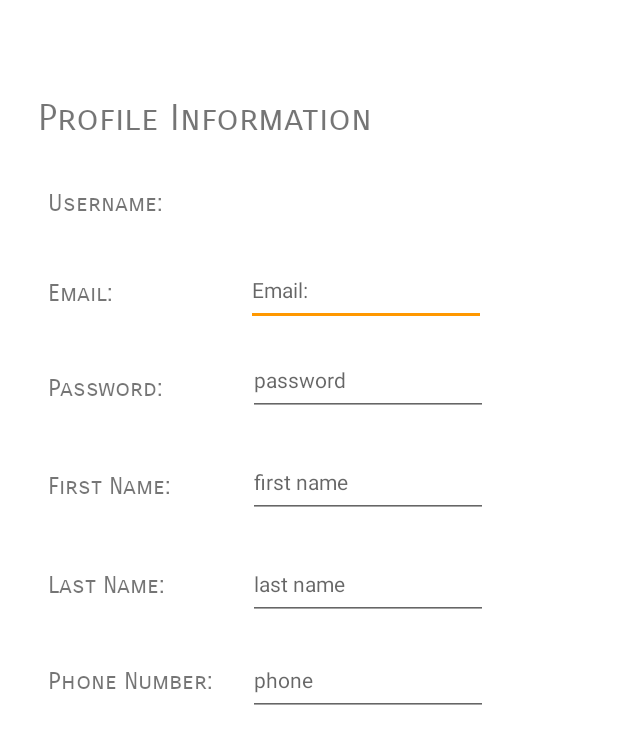
After one commit to bengisugelin/PunchMyTime, an Android app: the ProfileInfoActivity screen opened directly, with no data from a screen before it, on a phone screen of 412 x 824 dp. The commit adds this screen. Shown: the top 744 px of the screen. Run offline under Robolectric (Android 15) with nearby library versions, the phone set to English and light mode, and no system bars; 4 statements that could not run were skipped.

Commit message:
Profile activity has been created. User profile info are passed from DB

```diff
--- a/app/src/main/AndroidManifest.xml
+++ b/app/src/main/AndroidManifest.xml
@@ -12,6 +12,9 @@
         android:supportsRtl="true"
         android:theme="@style/Theme.PunchMyTimeBGV01"
         tools:targetApi="31">
+        <activity
+            android:name=".ProfileInfoActivity"
+            android:exported="false" />
         <activity
             android:name=".SplashActivity"
             android:exported="true">
--- a/app/src/main/java/com/example/punchmytimebgv01/DatabaseHelper.java
+++ b/app/src/main/java/com/example/punchmytimebgv01/DatabaseHelper.java
@@ -5,8 +5,6 @@ import android.content.Context;
 import android.database.Cursor;
 import android.database.sqlite.SQLiteDatabase;
 import android.database.sqlite.SQLiteOpenHelper;
-import android.database.sqlite.SQLiteStatement;
-import android.widget.EditText;
 import android.widget.Toast;
 
 import androidx.annotation.Nullable;
@@ -87,7 +85,7 @@ public class DatabaseHelper extends SQLiteOpenHelper {
     }//end of adduser
 
 
-    public List<UserModel> checkUserLoginCredientials(String username){
+    public List<UserModel> getAllData(String username){
 
         List<UserModel> retunList = new ArrayList<>();
 
@@ -124,6 +122,7 @@ public class DatabaseHelper extends SQLiteOpenHelper {
 
         return retunList;
 
-    }
+    }//end of checkUserLogin
+
 
 }
--- a/app/src/main/java/com/example/punchmytimebgv01/HomePageActivity.java
+++ b/app/src/main/java/com/example/punchmytimebgv01/HomePageActivity.java
@@ -75,6 +75,7 @@ public class HomePageActivity extends AppCompatActivity implements NavigationVie
             startActivity(goToAddNewHours);
 
         });
+
     }
 
     public void onBackpressed(){
@@ -94,11 +95,20 @@ public class HomePageActivity extends AppCompatActivity implements NavigationVie
             case R.id.home:
                 break;
             case R.id.Logout:
-                Intent intent = new Intent(HomePageActivity.this, MainActivity.class);
-                startActivity(intent);
+                Intent logoutIntent = new Intent(HomePageActivity.this, MainActivity.class);
+                startActivity(logoutIntent);
                 break;
             case R.id.profile:
-                Toast.makeText(this, "Add profile activity", Toast.LENGTH_SHORT).show();
+                Intent ProfileIntent = new Intent(HomePageActivity.this, ProfileInfoActivity.class);
+
+                //to export the username to the home page
+                Bundle bundle = getIntent().getExtras();
+                String username = bundle.getString("USERNAME", "mate");
+                Bundle usernameBundle = new Bundle();
+                bundle.putString("USERNAME", username);
+                ProfileIntent.putExtras(bundle);
+
+                startActivity(ProfileIntent);
 
         }
         return true;
--- a/app/src/main/java/com/example/punchmytimebgv01/MainActivity.java
+++ b/app/src/main/java/com/example/punchmytimebgv01/MainActivity.java
@@ -3,15 +3,13 @@ package com.example.punchmytimebgv01;
 import androidx.appcompat.app.AppCompatActivity;
 
 import android.content.Intent;
+import android.content.SharedPreferences;
 import android.os.Bundle;
-import android.util.Log;
 import android.view.View;
 import android.widget.Button;
 import android.widget.EditText;
 import android.widget.TextView;
 import android.widget.Toast;
-
-import org.w3c.dom.Text;
 
 import java.util.List;
 
@@ -27,9 +25,8 @@ public class MainActivity extends AppCompatActivity {
     EditText usernameTxt;
     EditText passwordTxt;
 
-    //Defining Variables
-    String username;
-    String password;
+    SharedPreferences sharedPreferences;
+
 
     @Override
     protected void onCreate(Bundle savedInstanceState) {
@@ -77,7 +74,7 @@ public class MainActivity extends AppCompatActivity {
 
 
                     DatabaseHelper databaseHelper = new DatabaseHelper(MainActivity.this);
-                    List<UserModel> user = databaseHelper.checkUserLoginCredientials(username);
+                    List<UserModel> user = databaseHelper.getAllData(username);
 
                     //Toast.makeText(this, user.toString(), Toast.LENGTH_SHORT).show();
 
@@ -111,6 +108,7 @@ public class MainActivity extends AppCompatActivity {
 
 
 
+
         });
 
 
--- /dev/null
+++ b/app/src/main/java/com/example/punchmytimebgv01/ProfileInfoActivity.java
@@ -0,0 +1,71 @@
+package com.example.punchmytimebgv01;
+
+import androidx.appcompat.app.AppCompatActivity;
+
+import android.annotation.SuppressLint;
+import android.os.Bundle;
+import android.widget.EditText;
+import android.widget.TextView;
+
+import java.util.List;
+
+public class ProfileInfoActivity extends AppCompatActivity {
+
+    TextView username;
+    @SuppressLint("MissingInflatedId")
+    EditText email;
+    EditText password;
+    EditText firstname;
+    EditText lastname;
+    EditText phonenumber;
+    @SuppressLint("MissingInflatedId")
+    @Override
+    protected void onCreate(Bundle savedInstanceState) {
+        super.onCreate(savedInstanceState);
+        setContentView(R.layout.activity_profile_info);
+
+        username=findViewById(R.id.txtProfileUsername);
+        email = findViewById(R.id.editTextProfileEmail);
+        password=findViewById(R.id.editTextProfilePassword);
+        firstname=findViewById(R.id.editTextProfilefisrtname);
+        lastname=findViewById(R.id.editTextProfilelastName);
+        phonenumber=findViewById(R.id.editTextProfilephone);
+
+
+        Bundle bundle = getIntent().getExtras();
+        String usernamePassed = bundle.getString("USERNAME", "mate");
+
+        DatabaseHelper databaseHelper = new DatabaseHelper(ProfileInfoActivity.this);
+        List<UserModel> user = databaseHelper.getAllData(usernamePassed);
+
+
+        String usernameFromDB="";
+        String emailFromDB="";
+        String passwordFromDB="";
+        String firstnameFromDB="";
+        String lastnameFromDB="";
+        String phoneFromDB="";
+
+
+
+        for (int i = 0; i<user.size(); i++){
+            if(user.get(i).getUsername().toString().equals(usernamePassed)){
+                usernameFromDB = user.get(i).getUsername().toString();
+                emailFromDB = user.get(i).getEmail().toString();
+                passwordFromDB = user.get(i).getPassword().toString().trim();
+                firstnameFromDB=user.get(i).getName().toString();
+                lastnameFromDB=user.get(i).getSurname().toString();
+                phoneFromDB=user.get(i).getPhoneNumber().toString();
+            }
+        }//end of for loop
+
+        username.setText(usernameFromDB);
+        email.setText(emailFromDB);
+        password.setText(passwordFromDB);
+        firstname.setText(firstnameFromDB);
+        lastname.setText(lastnameFromDB);
+        phonenumber.setText(phoneFromDB);
+
+
+    }
+}
--- /dev/null
+++ b/app/src/main/res/layout/activity_profile_info.xml
@@ -0,0 +1,178 @@
+<?xml version="1.0" encoding="utf-8"?>
+<androidx.constraintlayout.widget.ConstraintLayout xmlns:android="http://schemas.android.com/apk/res/android"
+    xmlns:app="http://schemas.android.com/apk/res-auto"
+    xmlns:tools="http://schemas.android.com/tools"
+    android:layout_width="match_parent"
+    android:layout_height="match_parent"
+    tools:context=".ProfileInfoActivity">
+
+    <TextView
+        android:id="@+id/txtProfileTitle"
+        android:layout_width="wrap_content"
+        android:layout_height="wrap_content"
+        android:layout_marginTop="64dp"
+        android:fontFamily="sans-serif-smallcaps"
+        android:text="@string/txtProfileTitle"
+        android:textSize="24sp"
+        app:layout_constraintEnd_toEndOf="parent"
+        app:layout_constraintHorizontal_bias="0.135"
+        app:layout_constraintStart_toStartOf="parent"
+        app:layout_constraintTop_toTopOf="parent" />
+
+    <TextView
+        android:id="@+id/txtUsernameTitle"
+        android:layout_width="84dp"
+        android:layout_height="24dp"
+        android:layout_marginStart="32dp"
+        android:layout_marginTop="32dp"
+        android:fontFamily="sans-serif-smallcaps"
+        android:text="@string/txtusername"
+        android:textSize="16sp"
+        app:layout_constraintStart_toStartOf="parent"
+        app:layout_constraintTop_toBottomOf="@+id/txtProfileTitle" />
+
+    <TextView
+        android:id="@+id/txtProfileUsername"
+        android:layout_width="141dp"
+        android:layout_height="24dp"
+        android:layout_marginStart="48dp"
+        android:layout_marginTop="32dp"
+        app:layout_constraintStart_toEndOf="@+id/txtUsernameTitle"
+        app:layout_constraintTop_toBottomOf="@+id/txtProfileTitle" />
+
+    <EditText
+        android:id="@+id/editTextProfileEmail"
+        android:layout_width="wrap_content"
+        android:layout_height="wrap_content"
+        android:layout_marginStart="82dp"
+        android:layout_marginTop="20dp"
+        android:ems="10"
+        android:fontFamily="sans-serif"
+        android:hint="@string/txtProfileEmail"
+        android:inputType="textPersonName"
+        android:minHeight="48dp"
+        android:textSize="14sp"
+        app:layout_constraintStart_toEndOf="@+id/txtEmailTitle"
+        app:layout_constraintTop_toBottomOf="@+id/txtProfileUsername" />
+
+    <TextView
+        android:id="@+id/txtEmailTitle"
+        android:layout_width="50dp"
+        android:layout_height="25dp"
+        android:layout_marginStart="32dp"
+        android:layout_marginTop="36dp"
+        android:fontFamily="sans-serif-smallcaps"
+        android:text="@string/txtProfileEmail"
+        android:textSize="16sp"
+        app:layout_constraintStart_toStartOf="parent"
+        app:layout_constraintTop_toBottomOf="@+id/txtUsernameTitle" />
+
+    <EditText
+        android:id="@+id/editTextProfilePassword"
+        android:layout_width="wrap_content"
+        android:layout_height="wrap_content"
+        android:layout_marginStart="52dp"
+        android:layout_marginTop="12dp"
+        android:ems="10"
+        android:fontFamily="sans-serif"
+        android:hint="password"
+        android:inputType="textPersonName"
+        android:minHeight="48dp"
+        android:textSize="14sp"
+        app:layout_constraintStart_toEndOf="@+id/txtfirstNameTitle"
+        app:layout_constraintTop_toBottomOf="@+id/editTextProfileEmail" />
+
+    <TextView
+        android:id="@+id/txtPasswordTitle"
+        android:layout_width="87dp"
+        android:layout_height="26dp"
+        android:layout_marginStart="32dp"
+        android:layout_marginTop="40dp"
+        android:fontFamily="sans-serif-smallcaps"
+        android:text="@string/txtProfileFirstName"
+        android:textSize="16sp"
+        app:layout_constraintStart_toStartOf="parent"
+        app:layout_constraintTop_toBottomOf="@+id/txtfirstNameTitle" />
+
+    <TextView
+        android:id="@+id/txtfirstNameTitle"
+        android:layout_width="81dp"
+        android:layout_height="25dp"
+        android:layout_marginStart="32dp"
+        android:layout_marginTop="38dp"
+        android:fontFamily="sans-serif-smallcaps"
+        android:text="@string/txtProfilePassword"
+        android:textSize="16sp"
+        app:layout_constraintStart_toStartOf="parent"
+        app:layout_constraintTop_toBottomOf="@+id/txtEmailTitle" />
+
+    <EditText
+        android:id="@+id/editTextProfilefisrtname"
+        android:layout_width="wrap_content"
+        android:layout_height="wrap_content"
+        android:layout_marginStart="46dp"
+        android:layout_marginTop="20dp"
+        android:ems="10"
+        android:fontFamily="sans-serif"
+        android:hint="first name"
+        android:inputType="textPersonName"
+        android:minHeight="48dp"
+        android:textSize="14sp"
+        app:layout_constraintStart_toEndOf="@+id/txtPasswordTitle"
+        app:layout_constraintTop_toBottomOf="@+id/editTextProfilePassword" />
+
+    <TextView
+        android:id="@+id/txtLastNameTitle"
+        android:layout_width="89dp"
+        android:layout_height="24dp"
+        android:layout_marginStart="32dp"
+        android:layout_marginTop="40dp"
+        android:fontFamily="sans-serif-smallcaps"
+        android:text="@string/txtProfileLastName"
+        android:textSize="16sp"
+        app:layout_constraintStart_toStartOf="parent"
+        app:layout_constraintTop_toBottomOf="@+id/txtPasswordTitle" />
+
+    <EditText
+        android:id="@+id/editTextProfilelastName"
+        android:layout_width="wrap_content"
+        android:layout_height="wrap_content"
+        android:layout_marginStart="44dp"
+        android:layout_marginTop="20dp"
+        android:ems="10"
+        android:fontFamily="sans-serif"
+        android:hint="last name"
+        android:inputType="textPersonName"
+        android:minHeight="48dp"
+        android:textSize="14sp"
+        app:layout_constraintStart_toEndOf="@+id/txtLastNameTitle"
+        app:layout_constraintTop_toBottomOf="@+id/editTextProfilefisrtname" />
+
+    <TextView
+        android:id="@+id/txtPhoneTitle"
+        android:layout_width="117dp"
+        android:layout_height="25dp"
+        android:layout_marginStart="32dp"
+        android:layout_marginTop="40dp"
+        android:fontFamily="sans-serif-smallcaps"
+        android:text="@string/txtProfilePhoneNumber"
+        android:textSize="16sp"
+        app:layout_constraintStart_toStartOf="parent"
+        app:layout_constraintTop_toBottomOf="@+id/txtLastNameTitle" />
+
+    <EditText
+        android:id="@+id/editTextProfilephone"
+        android:layout_width="wrap_content"
+        android:layout_height="wrap_content"
+        android:layout_marginStart="16dp"
+        android:layout_marginTop="16dp"
+        android:ems="10"
+        android:fontFamily="sans-serif"
+        android:hint="phone"
+        android:inputType="textPersonName"
+        android:minHeight="48dp"
+        android:textSize="14sp"
+        app:layout_constraintStart_toEndOf="@+id/txtPhoneTitle"
+        app:layout_constraintTop_toBottomOf="@+id/editTextProfilelastName" />
+
+</androidx.constraintlayout.widget.ConstraintLayout>
--- a/app/src/main/res/values/strings.xml
+++ b/app/src/main/res/values/strings.xml
@@ -38,6 +38,13 @@
     <string name="navigation_drawer_open">Open navigation drawer</string>
     <string name="navigation_drawer_close">Close navigation drawer</string>
     <string name="profile_group">Profile</string>
+    <string name="txtProfileTitle">Profile Information</string>
+    <string name="txtusername">Username:</string>
+    <string name="txtProfileFirstName">First Name:</string>
+    <string name="txtProfileLastName">Last Name:</string>
+    <string name="txtProfileEmail">Email:</string>
+    <string name="txtProfilePassword">Password:</string>
+    <string name="txtProfilePhoneNumber">Phone Number:</string>
 
 
 </resources>
```
